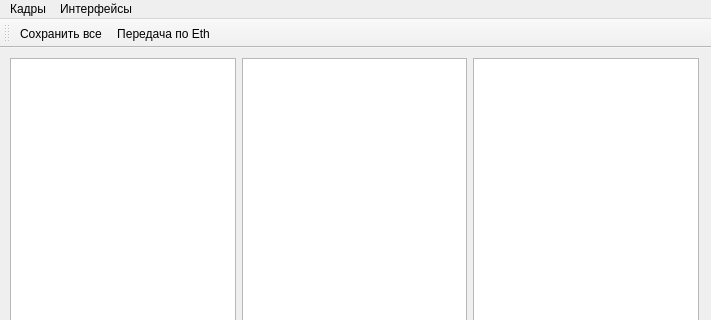
Qt form mainwindow.ui (Gorbykov/InterfaceTester) before a commit; both pictures show x 0 to 711 and y 0 to 320 of the 711 by 465 pixel window.
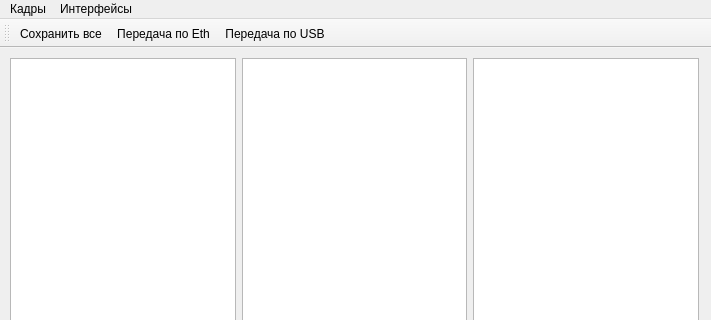
The same form after that commit.

Patch:
```diff
--- a/mainwindow.ui
+++ b/mainwindow.ui
@@ -101,6 +101,7 @@
    </attribute>
    <addaction name="actionSaveAll"/>
    <addaction name="actionEthStart"/>
+   <addaction name="actionUSBStart"/>
   </widget>
   <widget class="QStatusBar" name="statusBar"/>
   <action name="actionFrameOut">
@@ -151,6 +152,14 @@
     <string>Начать передачу по Ethernet</string>
    </property>
   </action>
+  <action name="actionUSBStart">
+   <property name="text">
+    <string>Передача по USB</string>
+   </property>
+   <property name="toolTip">
+    <string>Начать передачу по USB</string>
+   </property>
+  </action>
  </widget>
  <layoutdefault spacing="6" margin="11"/>
  <resources/>
```
